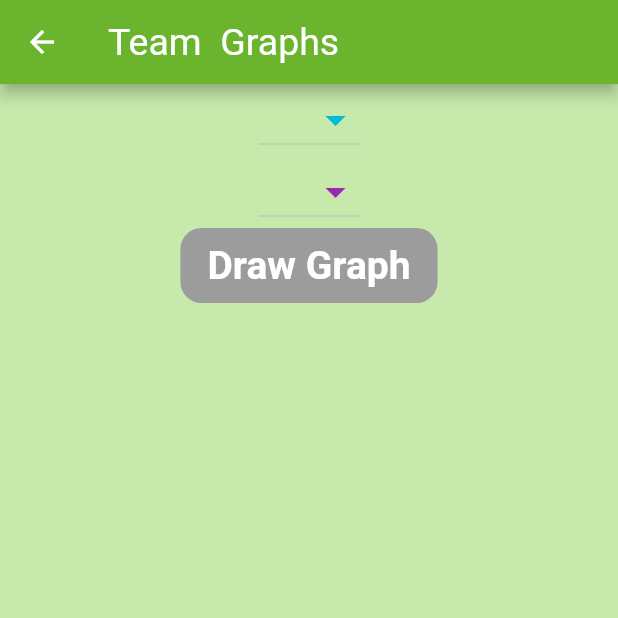
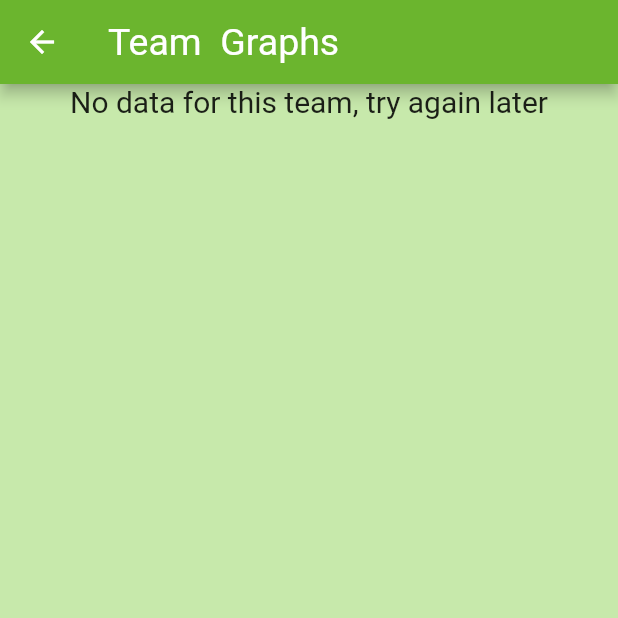
Before and after one commit to LiorBitton/FRC-scouting, a Flutter app: the GraphMaker screen opened directly with empty values, on a phone screen of 412 x 824 dp, the top half of it. Run offline on Flutter 3.47's test engine with Material 2 defaults, Android fonts, the phone set to English and light mode, and no system bars; our stand-ins replace camera, firebase_auth, firebase_core, firebase_crashlytics, firebase_database, firebase_storage and 8 more; missing offline and left inert: holding_gesture; accounts and stored records are empty; Roboto replaces fonts that are missing (Acme).

Commit message:
handling start of event scenarios

```diff
--- a/scouting_application/lib/screens/stats/graph_maker.dart
+++ b/scouting_application/lib/screens/stats/graph_maker.dart
@@ -24,8 +24,9 @@ class GraphMaker extends StatefulWidget {
 }
 
 class _GraphMakerState extends State<GraphMaker> {
-  String y_value = "1";
-  String x_value = "1";
+  String y_value = "none";
+  String x_value = "none";
+  bool hasData = false;
   bool isDarkMode = false;
   bool shouldDrawGraph = false;
   List<LineChart> graph = [];
@@ -72,7 +73,6 @@ class _GraphMakerState extends State<GraphMaker> {
     if (initted) {
       List<String> ret = List<String>.from(dataByKeys.keys);
       ret.add("none");
-
       return ret;
     }
 
@@ -133,6 +133,15 @@ class _GraphMakerState extends State<GraphMaker> {
                               List<DropdownMenuItem<String>> items = [];
                               List<String> valueKeys =
                                   snapshot.data as List<String>;
+                              if (valueKeys == null || valueKeys.length <= 1) {
+                                return Center(
+                                  child: Text(
+                                    "No data for this team, try again later",
+                                    style: TextStyle(fontSize: 20),
+                                  ),
+                                );
+                              }
+                              hasData = true;
                               valueKeys.sort();
                               valueKeys.remove("bluAll");
                               String prefix = "";
@@ -207,19 +216,20 @@ class _GraphMakerState extends State<GraphMaker> {
                             }),
                       ],
                     ),
-                    MenuTextButton(
+                    hasData
+                        ? MenuTextButton(
                             onPressed: shouldDrawGraph
                                 ? () {
                                     setState(
                                       () {
-                                    print("drawing");
                                         drawGraph();
                                         shouldDrawGraph = false;
                                       },
                                     );
                                   }
                                 : null,
-                        text: "Draw Graph"),
+                            text: "Draw Graph")
+                        : Text(""),
                   ],
                 ),
                 graph.length == 0
```
Lines whose indentation alone changed are shown as unchanged.
